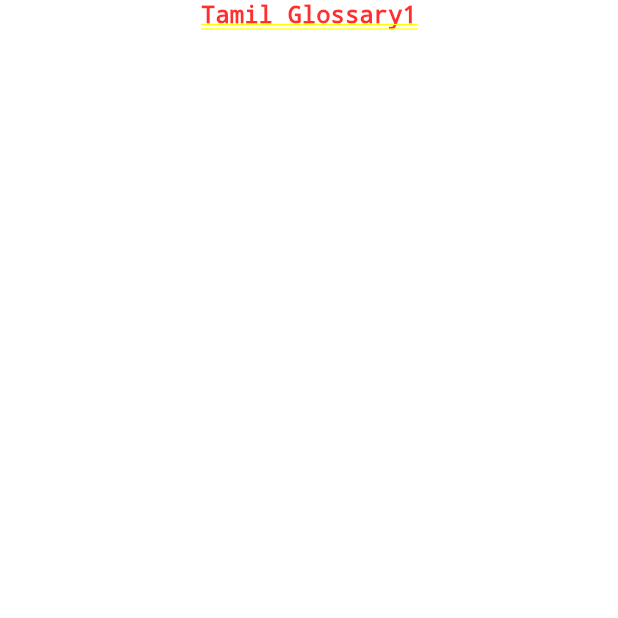
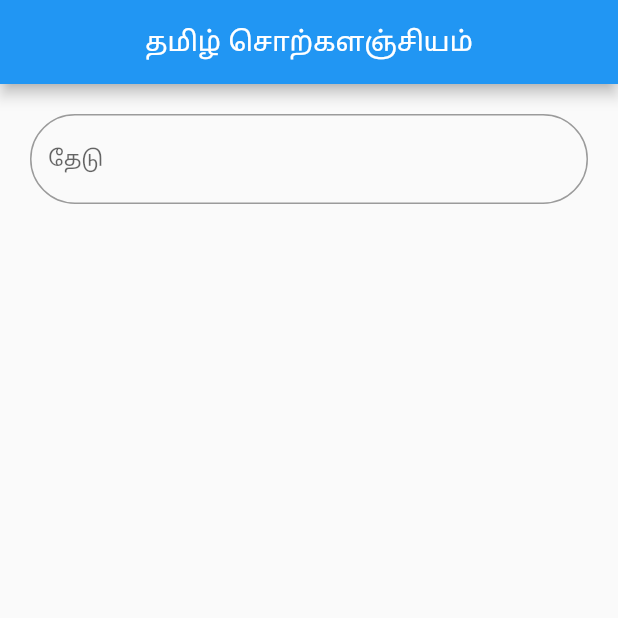
Before and after one commit to ViluppuramGLUG/tamil_glossary, a Flutter app: the screen it shows after launch, on a phone screen of 412 x 824 dp, the top half of it. Run offline on Flutter 3.47's test engine with Material 2 defaults, Android fonts, the phone set to English and light mode, and no system bars.

Commit message:
first-commit

```diff
--- a/lib/home_page.dart
+++ b/lib/home_page.dart
@@ -10,18 +10,32 @@ class HomePage extends StatefulWidget {
 class _HomePageState extends State<HomePage> {
 @override
 Widget build(BuildContext context) {
-    return Center(
-        child: Container(
+return MaterialApp(
+home: Scaffold(
+appBar:AppBar(
+title: Text('தமிழ் சொற்களஞ்சியம்'),
+centerTitle: true,
+),
+      body: Center(
         child: Column(
-        children: [
-          Text(
-            'Tamil Glossary1',
-            style: TextStyle(
-              fontSize: 16.0,
+          children: <Widget>[
+            Container(
+              margin: EdgeInsets.all(20),
+              child: TextField(
+
+                decoration: InputDecoration(
+
+                  border: OutlineInputBorder(
+                    borderRadius: BorderRadius.circular(50.0),
+                  ),
+                  hintText: 'தேடு'
                 ),
               ),
+            ),
+
           ],
         ),
-    ));
+      ),
+    ),);
   }
 }
```
Lines whose indentation alone changed are shown as unchanged.
